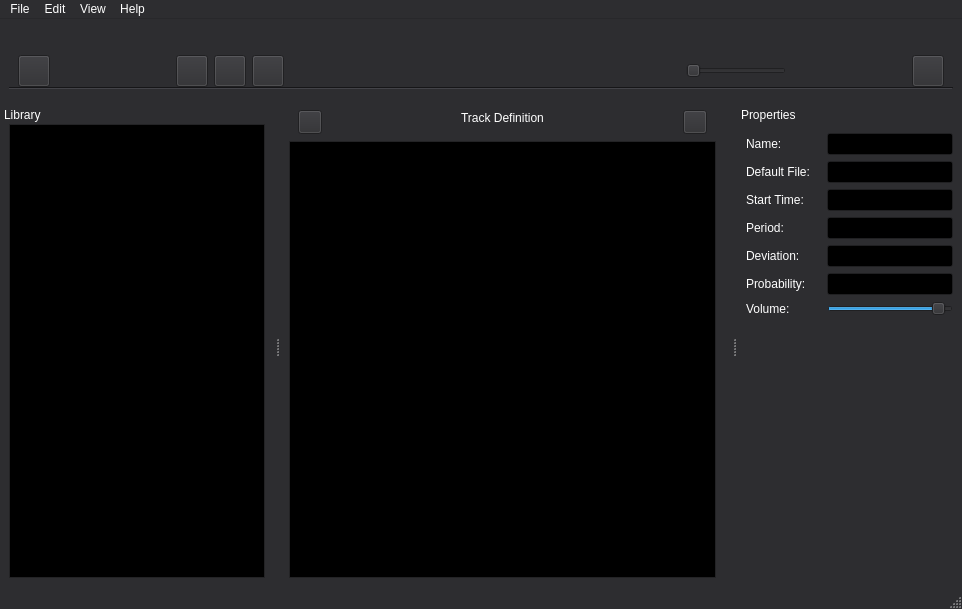
Qt form src/pgta_composer/forms/mainwindow.ui (PGTA/PGTAComposer) before a commit.
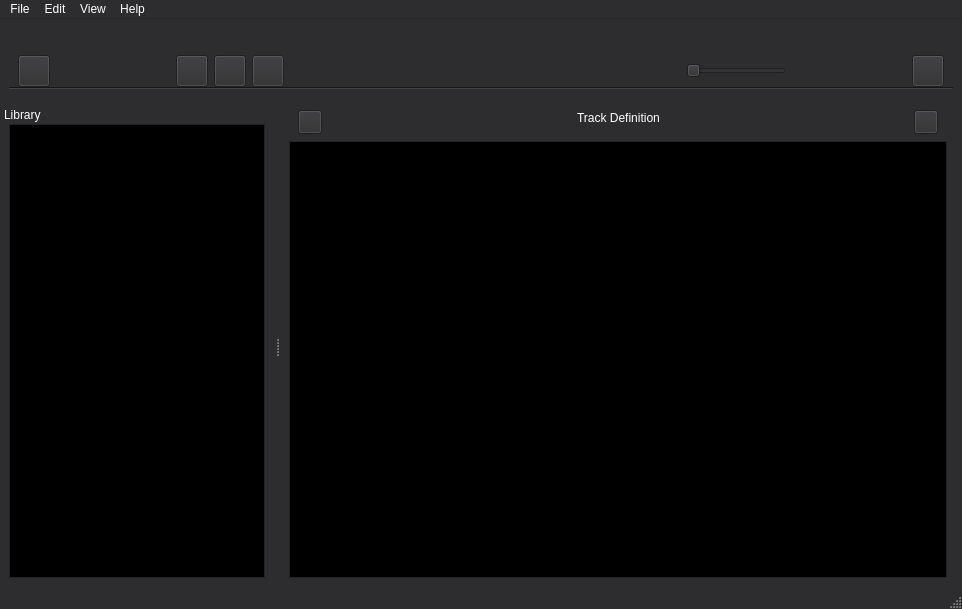
The same form after that commit. Icons and pictures are not drawn.

```diff
--- a/src/pgta_composer/forms/mainwindow.ui
+++ b/src/pgta_composer/forms/mainwindow.ui
@@ -967,6 +967,7 @@
     </layout>
    </widget>
   </widget>
+  <widget class="QStatusBar" name="statusBar"/>
   <widget class="QDockWidget" name="LeftPanel">
    <property name="sizePolicy">
     <sizepolicy hsizetype="Expanding" vsizetype="Expanding">
@@ -1023,216 +1024,6 @@
     </layout>
    </widget>
   </widget>
-  <widget class="QDockWidget" name="RightPanel">
-   <property name="sizePolicy">
-    <sizepolicy hsizetype="Expanding" vsizetype="Expanding">
-     <horstretch>0</horstretch>
-     <verstretch>0</verstretch>
-    </sizepolicy>
-   </property>
-   <property name="minimumSize">
-    <size>
-     <width>225</width>
-     <height>368</height>
-    </size>
-   </property>
-   <property name="maximumSize">
-    <size>
-     <width>300</width>
-     <height>524287</height>
-    </size>
-   </property>
-   <property name="features">
-    <set>QDockWidget::DockWidgetMovable</set>
-   </property>
-   <property name="allowedAreas">
-    <set>Qt::LeftDockWidgetArea|Qt::RightDockWidgetArea</set>
-   </property>
-   <property name="windowTitle">
-    <string>Properties</string>
-   </property>
-   <attribute name="dockWidgetArea">
-    <number>2</number>
-   </attribute>
-   <widget class="QWidget" name="dockWidgetContents">
-    <layout class="QHBoxLayout" name="horizontalLayout_9">
-     <item>
-      <layout class="QVBoxLayout" name="verticalLayout">
-       <item>
-        <layout class="QHBoxLayout" name="horizontalLayout_3">
-         <item>
-          <widget class="QLabel" name="LabelName">
-           <property name="minimumSize">
-            <size>
-             <width>75</width>
-             <height>0</height>
-            </size>
-           </property>
-           <property name="text">
-            <string>Name:</string>
-           </property>
-          </widget>
-         </item>
-         <item>
-          <widget class="QLineEdit" name="EditName"/>
-         </item>
-        </layout>
-       </item>
-       <item>
-        <layout class="QHBoxLayout" name="horizontalLayout_4">
-         <item>
-          <widget class="QLabel" name="LabelDefaultFile">
-           <property name="minimumSize">
-            <size>
-             <width>75</width>
-             <height>0</height>
-            </size>
-           </property>
-           <property name="text">
-            <string>Default File:</string>
-           </property>
-          </widget>
-         </item>
-         <item>
-          <widget class="QLineEdit" name="EditDefaultFile"/>
-         </item>
-        </layout>
-       </item>
-       <item>
-        <layout class="QHBoxLayout" name="horizontalLayout_5">
-         <item>
-          <widget class="QLabel" name="LabelStartTime">
-           <property name="minimumSize">
-            <size>
-             <width>75</width>
-             <height>0</height>
-            </size>
-           </property>
-           <property name="text">
-            <string>Start Time:</string>
-           </property>
-          </widget>
-         </item>
-         <item>
-          <widget class="QLineEdit" name="EditStartTime"/>
-         </item>
-        </layout>
-       </item>
-       <item>
-        <layout class="QHBoxLayout" name="horizontalLayout_6">
-         <item>
-          <widget class="QLabel" name="LabelPeriod">
-           <property name="minimumSize">
-            <size>
-             <width>75</width>
-             <height>0</height>
-            </size>
-           </property>
-           <property name="text">
-            <string>Period:</string>
-           </property>
-          </widget>
-         </item>
-         <item>
-          <widget class="QLineEdit" name="EditPeriod"/>
-         </item>
-        </layout>
-       </item>
-       <item>
-        <layout class="QHBoxLayout" name="horizontalLayout">
-         <item>
-          <widget class="QLabel" name="LabelDeviation">
-           <property name="minimumSize">
-            <size>
-             <width>75</width>
-             <height>0</height>
-            </size>
-           </property>
-           <property name="text">
-            <string>Deviation:</string>
-           </property>
-          </widget>
-         </item>
-         <item>
-          <widget class="QLineEdit" name="EditDeviation"/>
-         </item>
-        </layout>
-       </item>
-       <item>
-        <layout class="QHBoxLayout" name="horizontalLayout_7">
-         <item>
-          <widget class="QLabel" name="LabelProbability">
-           <property name="minimumSize">
-            <size>
-             <width>75</width>
-             <height>0</height>
-            </size>
-           </property>
-           <property name="text">
-            <string>Probability:</string>
-           </property>
-          </widget>
-         </item>
-         <item>
-          <widget class="QLineEdit" name="EditProbability"/>
-         </item>
-        </layout>
-       </item>
-       <item>
-        <layout class="QHBoxLayout" name="horizontalLayout_8">
-         <item>
-          <widget class="QLabel" name="LabelVolume">
-           <property name="minimumSize">
-            <size>
-             <width>75</width>
-             <height>0</height>
-            </size>
-           </property>
-           <property name="text">
-            <string>Volume:</string>
-           </property>
-          </widget>
-         </item>
-         <item>
-          <widget class="QSlider" name="EditVolume">
-           <property name="focusPolicy">
-            <enum>Qt::StrongFocus</enum>
-           </property>
-           <property name="minimum">
-            <number>-950</number>
-           </property>
-           <property name="maximum">
-            <number>60</number>
-           </property>
-           <property name="singleStep">
-            <number>1</number>
-           </property>
-           <property name="orientation">
-            <enum>Qt::Horizontal</enum>
-           </property>
-          </widget>
-         </item>
-        </layout>
-       </item>
-       <item>
-        <spacer name="verticalSpacer">
-         <property name="orientation">
-          <enum>Qt::Vertical</enum>
-         </property>
-         <property name="sizeHint" stdset="0">
-          <size>
-           <width>20</width>
-           <height>40</height>
-          </size>
-         </property>
-        </spacer>
-       </item>
-      </layout>
-     </item>
-    </layout>
-   </widget>
-  </widget>
-  <widget class="QStatusBar" name="statusBar"/>
   <action name="actionOpen">
    <property name="text">
     <string>Open Track</string>
```
